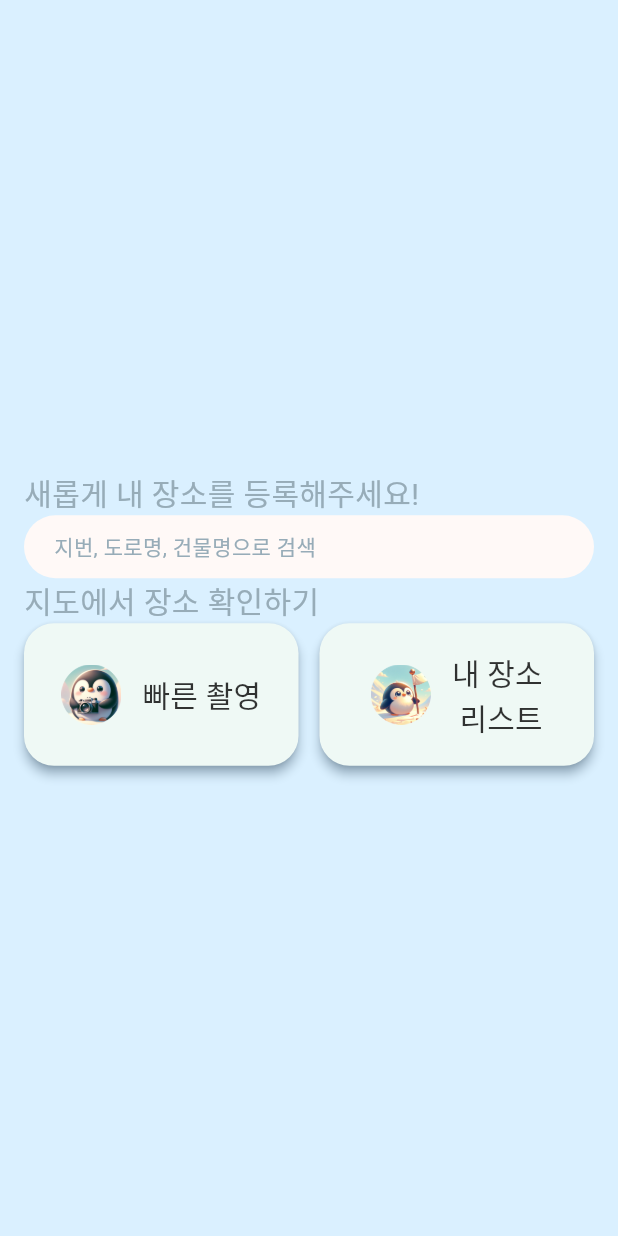
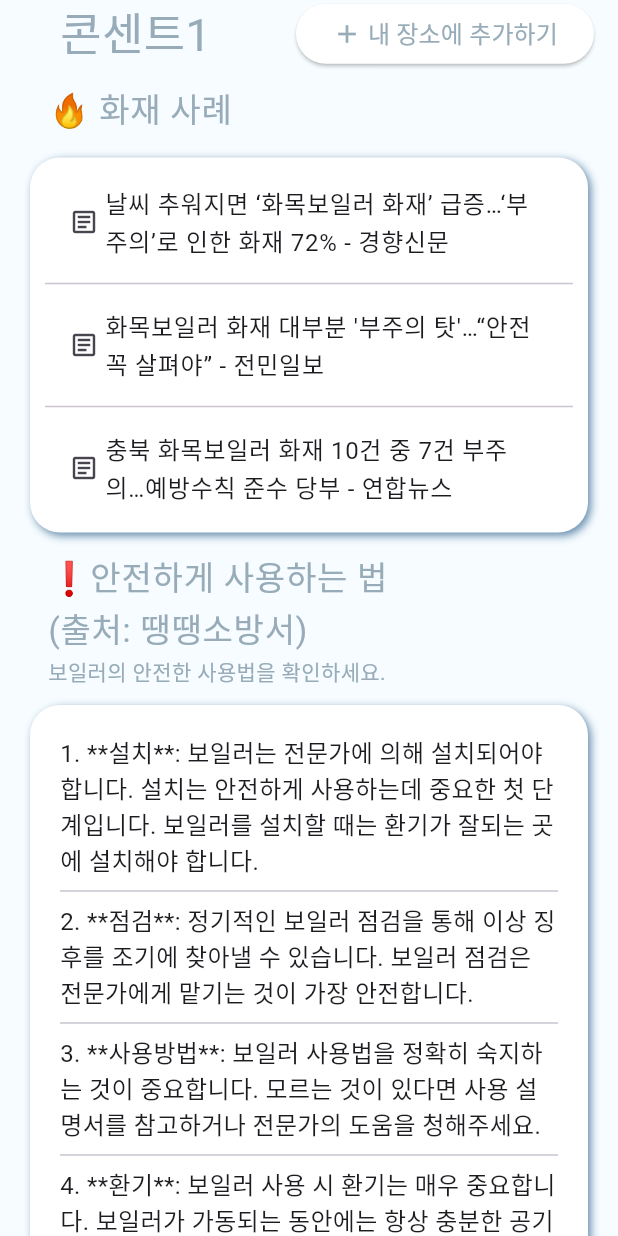
Before and after one commit to byeori-moon/GSCFront, a Flutter app: the screen it shows after launch, on a phone screen of 412 x 824 dp. Run offline on Flutter 3.47's test engine with Material 3 defaults, Android fonts, the phone set to English and light mode, and no system bars; our stand-ins replace dio, firebase_auth, firebase_core, geolocator, get, google_maps_flutter and 3 more; missing offline and left inert: camerax, flutter_google_places, google_maps_webservice; accounts and stored records are empty; Roboto replaces fonts that are missing (OHSQUARE, OHSQUAREAIR).

Commit message:
feat : 교육화면 추가

```diff
--- a/lib/constant/colors.dart
+++ b/lib/constant/colors.dart
@@ -1,8 +1,8 @@
 import 'package:flutter/material.dart';
 
-const Color BACKGROUND_COLOR=Color(0XFFDAF0FF);
+const Color BACKGROUND_COLOR=Color(0XFFF6FCFF);
 const Color BACKGROUND_SECOND_COLOR=Color(0XFFFFF9F7);
-const Color MAINSCREEN_COLOR=Color(0XFFEFF9F5);
+const Color MAINSCREEN_COLOR=Color(0XFFEDFFF8);
 const Color DEFAULT_YELLOW=Color(0XFFFDFFEF);
 const Color BUTTON_BLUE=Color(0XFF97ACB8);
 const Color BUTTON_WHITE=Color(0XFFFEFDF8);
--- /dev/null
+++ b/lib/controller/object_controller.dart
@@ -0,0 +1,140 @@
+import 'package:get/get.dart';
+
+class FireHazard {
+  final int id;
+  final String object;
+  final int hazardCategory;
+
+  FireHazard({
+    required this.id,
+    required this.object,
+    required this.hazardCategory,
+  });
+
+  factory FireHazard.fromJson(Map<String, dynamic> json) {
+    return FireHazard(
+      id: json['id'],
+      object: json['object'],
+      hazardCategory: json['hazard_category'],
+    );
+  }
+}
+class GoogleNewsData {
+  final String title;
+  final String link;
+
+  GoogleNewsData({required this.title, required this.link});
+
+  factory GoogleNewsData.fromJson(Map<String, dynamic> json) {
+    return GoogleNewsData(
+      title: json['title'],
+      link: json['link'],
+    );
+  }
+}
+class ScholarlyData {
+  final String title;
+  final List<String> authors;
+  final String pubYear;
+  final String venue;
+  final String abstract;
+  final String pubUrl;
+
+  ScholarlyData({
+    required this.title,
+    required this.authors,
+    required this.pubYear,
+    required this.venue,
+    required this.abstract,
+    required this.pubUrl,
+  });
+
+  factory ScholarlyData.fromJson(Map<String, dynamic> json) {
+    return ScholarlyData(
+      title: json['title'],
+      authors: List<String>.from(json['authors'].split("，")), // Assuming authors are separated by "，"
+      pubYear: json['pub_year'],
+      venue: json['venue'],
+      abstract: json['abstract'],
+      pubUrl: json['pub_url'],
+    );
+  }
+}
+
+class ObjectInformationData{
+  final FireHazard fireHazard;
+  final List<GoogleNewsData> googleNewsData;
+  final List<ScholarlyData> scholarlyData;
+  final String fireSafetyInstructions;
+  final List<String> youtubeVideoLinks;
+
+  ObjectInformationData({
+    required this.fireHazard,
+    required this.googleNewsData,
+    required this.scholarlyData,
+    required this.fireSafetyInstructions,
+    required this.youtubeVideoLinks,
+  });
+
+  factory ObjectInformationData.fromJson(Map<String, dynamic> json) {
+    return ObjectInformationData(
+      fireHazard: FireHazard.fromJson(json['fire_hazard']),
+      googleNewsData: (json['google_news_data'] as List)
+          .map((e) => GoogleNewsData.fromJson(e))
+          .toList(),
+      scholarlyData: (json['scholarly_data'] as List)
+          .map((e) => ScholarlyData.fromJson(e))
+          .toList(),
+      fireSafetyInstructions: json['fire_safety_instructions'],
+      youtubeVideoLinks: List<String>.from(json['youtube_video_links']),
+    );
+  }
+}
+
+
+class ObjectController extends GetxController {
+  var data={
+    "fire_hazard": {
+      "id": 8,
+      "object": "화목보일러",
+      "hazard_category": 3
+    },
+    "google_news_data": [
+      {
+        "title": "날씨 추워지면 ‘화목보일러 화재’ 급증…‘부주의’로 인한 화재 72% - 경향신문",
+        "link": "https://news.google.com/rss/articles/CBMiLGh0dHBzOi8vbS5raGFuLmNvLmtyL2FydGljbGUvMjAyMzEwMTIwOTU3MDAx0gFKaHR0cHM6Ly9tLmtoYW4uY28ua3IvbmF0aW9uYWwvbmF0aW9uYWwtZ2VuZXJhbC9hcnRpY2xlLzIwMjMxMDEyMDk1NzAwMS9hbXA?oc=5"
+      },
+      {
+        "title": "화목보일러 화재 대부분 '부주의 탓'…“안전 꼭 살펴야” - 전민일보",
+        "link": "https://news.google.com/rss/articles/CBMiPGh0dHBzOi8vd3d3Lmplb25taW4uY28ua3IvbmV3cy9hcnRpY2xlVmlldy5odG1sP2lkeG5vPTM3MjMyNdIBAA?oc=5"
+      },
+      {
+        "title": "충북 화목보일러 화재 10건 중 7건 부주의…예방수칙 준수 당부 - 연합뉴스",
+        "link": "https://news.google.com/rss/articles/CBMiL2h0dHBzOi8vd3d3LnluYS5jby5rci92aWV3L0FLUjIwMjMxMDI0MDc5ODAwMDY00gExaHR0cHM6Ly9tLnluYS5jby5rci9hbXAvdmlldy9BS1IyMDIzMTAyNDA3OTgwMDA2NA?oc=5"
+      }
+    ],
+    "youtube_video_links": [
+      "Wzi3ED5baxE"
+    ],
+    "fire_safety_instructions": "1. **설치**: 보일러는 전문가에 의해 설치되어야 합니다. 설치는 안전하게 사용하는데 중요한 첫 단계입니다. 보일러를 설치할 때는 환기가 잘되는 곳에 설치해야 합니다.\r\n2. **점검**: 정기적인 보일러 점검을 통해 이상 징후를 조기에 찾아낼 수 있습니다. 보일러 점검은 전문가에게 맡기는 것이 가장 안전합니다.\r\n3. **사용방법**: 보일러 사용법을 정확히 숙지하는 것이 중요합니다. 모르는 것이 있다면 사용 설명서를 참고하거나 전문가의 도움을 청해주세요.\r\n4. **환기**: 보일러 사용 시 환기는 매우 중요합니다. 보일러가 가동되는 동안에는 항상 충분한 공기 공급이 이루어지도록 해야 합니다.\r\n5. **화재 예방**: 보일러 주변에는 가연성 물질을 두지 않아야 합니다. 또한, 보일러가 작동 중일 때는 절대로 불꽃을 가까이하지 마세요.\r\n6. **보일러 꺼짐**: 보일러를 사용하지 않을 때는 반드시 가스를 차단하고 전원을 끄는 것이 안전합니다.",
+    "scholarly_data": [
+      {
+        "title": "화목보일러 화재위험성 연구",
+        "authors": "홍석봉， 신홍수， 민대성， 곽맹걸",
+        "pub_year": "2014",
+        "venue": "한국화재조사학회 학술대회",
+        "abstract": "wood boiler can also fire by increasing. This study was to investigate the fire prevention  measures are Eastern Fire Department fire investigators an...",
+        "pub_url": "https://www.earticle.net/Article/A234440"
+      }
+    ]
+  };
+
+  late ObjectInformationData objectInformationData;
+  @override
+  void onInit() {
+    // TODO: implement onInit
+    super.onInit();
+    objectInformationData = ObjectInformationData.fromJson(data);
+
+  }
+}
--- a/lib/main.dart
+++ b/lib/main.dart
@@ -1,6 +1,8 @@
+import 'package:camera_pj/constant/colors.dart';
 import 'package:camera_pj/pages/camera.dart';
 import 'package:camera_pj/pages/main_page.dart';
 import 'package:camera_pj/screen/home_screen.dart';
+import 'package:camera_pj/screen/information_screen.dart';
 import 'package:camera_pj/screen/login_screen.dart';
 import 'package:firebase_core/firebase_core.dart';
 import 'package:flutter/material.dart';
@@ -11,7 +13,12 @@ void main() async {
   await Firebase.initializeApp();
   runApp(
     GetMaterialApp(
-      home: MainPage(),
+      theme: ThemeData(
+        shadowColor: SHADOW_BLUE,
+        fontFamily: 'SQUAREAIR'
+      ),
+
+      home: InformationScreen(),
     ),
   );
 }
--- a/lib/pages/main_page.dart
+++ b/lib/pages/main_page.dart
@@ -90,8 +90,8 @@ class MainPage extends StatelessWidget {
                         children: [
                           Image.asset(
                             'asset/img/camera_penguin.png',
-                            height: 40,
-                            width: 40,
+                            height: 50,
+                            width: 50,
                           ),
                           SizedBox(width: 14,),
                           Text(
@@ -129,8 +129,8 @@ class MainPage extends StatelessWidget {
                         children: [
                           Image.asset(
                             'asset/img/flag_penguin.png',
-                            height: 40,
-                            width: 40,
+                            height: 50,
+                            width: 50,
                           ),
                           SizedBox(width: 14,),
                           Text(
--- /dev/null
+++ b/lib/screen/information_screen.dart
@@ -0,0 +1,333 @@
+import 'package:camera_pj/constant/colors.dart';
+import 'package:camera_pj/controller/object_controller.dart';
+import 'package:flutter/material.dart';
+import 'package:get/get.dart';
+import 'package:url_launcher/url_launcher.dart';
+import 'package:webview_flutter/webview_flutter.dart';
+import 'package:youtube_player_flutter/youtube_player_flutter.dart';
+
+class InformationScreen extends StatefulWidget {
+  @override
+  State<InformationScreen> createState() => _InformationScreenState();
+}
+
+class _InformationScreenState extends State<InformationScreen> {
+  final ObjectController objectController = Get.put(ObjectController());
+
+  void _launchUrl(Uri url) async {
+    if (!await launchUrl(url)) {
+      throw 'Could not launch $url';
+    }
+  }
+
+  @override
+  Widget build(BuildContext context) {
+    List<String> lines = objectController
+        .objectInformationData.fireSafetyInstructions
+        .split('\n');
+    final YoutubePlayerController _con = YoutubePlayerController(
+      initialVideoId:
+          objectController.objectInformationData.youtubeVideoLinks[0],
+      flags: const YoutubePlayerFlags(
+        autoPlay: false,
+        mute: false,
+      ),
+    );
+    return Scaffold(
+      backgroundColor: BACKGROUND_COLOR,
+      body: ListView(
+        children: [
+          Padding(
+            padding: const EdgeInsets.only(left: 40.0, right: 16.0),
+            child: Row(
+              mainAxisAlignment: MainAxisAlignment.spaceBetween,
+              children: [
+                Text(
+                  '콘센트1',
+                  style: TextStyle(
+                      fontFamily: 'OHSQUARE',
+                      fontSize: 30,
+                      color: BUTTON_BLUE),
+                ),
+                SizedBox(
+                  height: 40,
+                  child: ElevatedButton(
+                    style: ElevatedButton.styleFrom(
+                        primary: Colors.white,
+                        onPrimary: BUTTON_BLUE,
+                        shape: RoundedRectangleBorder(
+                          borderRadius: BorderRadius.circular(999),
+                        )),
+                    onPressed: () {},
+                    child: Row(
+                      mainAxisAlignment: MainAxisAlignment.center,
+                      children: [
+                        Icon(
+                          Icons.add,
+                          size: 20,
+                        ),
+                        SizedBox(
+                          width: 4,
+                        ),
+                        Text(
+                          '내 장소에 추가하기',
+                          style: TextStyle(
+                            fontFamily: 'OHSQUARE',
+                            fontSize: 16,
+                          ),
+                        ),
+                      ],
+                    ),
+                  ),
+                ),
+              ],
+            ),
+          ),
+          Padding(
+            padding: const EdgeInsets.symmetric(horizontal: 16.0),
+            child: Column(
+              children: [
+
+                ListTile(
+                  title: Text(
+                    '🔥 화재 사례',
+                    style: TextStyle(
+                        fontFamily: 'OHSQUARE',
+                        fontSize: 22,
+                        color: BUTTON_BLUE),
+                  ),
+                ),
+                Container(
+                  padding: EdgeInsets.all(10),
+                  margin: EdgeInsets.all(4),
+                  decoration: BoxDecoration(
+                    color: Colors.white,
+                    borderRadius: BorderRadius.circular(20),
+                    boxShadow: [
+                      BoxShadow(
+                        color: SHADOW_BLUE,
+                        blurRadius: 4,
+                        offset: Offset(2, 2), // 그림자의 방향
+                      ),
+                    ],
+                  ),
+                  child: ListView(
+                    shrinkWrap: true,
+                    children: [
+                      ListTile(
+                        title: Row(
+                          children: [
+                            Icon(Icons.article_outlined, size: 20),
+                            SizedBox(width: 4.0),
+                            Expanded(
+                              child: Text(
+                                objectController.objectInformationData
+                                    .googleNewsData[0].title,
+                                maxLines: 2,
+                                overflow: TextOverflow.ellipsis,
+                                style: TextStyle(
+                                    fontSize: 16.0, fontFamily: 'OHSQUAREAIR'),
+                              ),
+                            ),
+                          ],
+                        ),
+                        onTap: () => Navigator.push(
+                          context,
+                          MaterialPageRoute(
+                            builder: (context) => NewsWebView(objectController
+                                .objectInformationData.googleNewsData[0].link),
+                          ),
+                        ),
+                      ),
+                      Divider(),
+                      ListTile(
+                        title: Row(
+                          children: [
+                            Icon(Icons.article_outlined, size: 20),
+                            SizedBox(width: 4.0),
+                            Expanded(
+                              child: Text(
+                                objectController.objectInformationData
+                                    .googleNewsData[1].title,
+                                maxLines: 2,
+                                overflow: TextOverflow.ellipsis,
+                                style: TextStyle(
+                                    fontSize: 16.0, fontFamily: 'OHSQUAREAIR'),
+                              ),
+                            ),
+                          ],
+                        ),
+                        onTap: () => Navigator.push(
+                          context,
+                          MaterialPageRoute(
+                            builder: (context) => NewsWebView(objectController
+                                .objectInformationData.googleNewsData[1].link),
+                          ),
+                        ),
+                      ),
+                      Divider(),
+                      ListTile(
+                        title: Row(
+                          children: [
+                            Icon(Icons.article_outlined, size: 20),
+                            SizedBox(width: 4.0),
+                            Expanded(
+                              child: Text(
+                                objectController.objectInformationData
+                                    .googleNewsData[2].title,
+                                maxLines: 2,
+                                overflow: TextOverflow.ellipsis,
+                                style: TextStyle(
+                                    fontSize: 16.0, fontFamily: 'OHSQUAREAIR'),
+                              ),
+                            ),
+                          ],
+                        ),
+                        onTap: () => Navigator.push(
+                          context,
+                          MaterialPageRoute(
+                            builder: (context) => NewsWebView(objectController
+                                .objectInformationData.googleNewsData[2].link),
+                          ),
+                        ),
+                      ),
+                    ],
+                  ),
+                ),
+                ListTile(
+                  title: Text(
+                    '❗️안전하게 사용하는 법 \n(출처: 땡땡소방서)',
+                    style: TextStyle(
+                        fontFamily: 'OHSQUARE',
+                        fontSize: 22,
+                        color: BUTTON_BLUE),
+                  ),
+                  subtitle: Text(
+                    '보일러의 안전한 사용법을 확인하세요.',
+                    style: TextStyle(
+                        fontFamily: 'OHSQUAREAIR',
+                        fontSize: 14,
+                        color: BUTTON_BLUE),
+                  ),
+                ),
+                Container(
+                  padding: EdgeInsets.all(20),
+                  margin: EdgeInsets.all(4),
+                  decoration: BoxDecoration(
+                    color: Colors.white,
+                    borderRadius: BorderRadius.circular(20),
+                    boxShadow: [
+                      BoxShadow(
+                        color: SHADOW_BLUE,
+                        blurRadius: 4,
+                        offset: Offset(2, 2), // 그림자의 방향
+                      ),
+                    ],
+                  ),
+                  child: Column(
+                    children: lines
+                        .map((line) => Column(
+                              children: [
+                                Text(
+                                  line,
+                                  style: TextStyle(
+                                      fontSize: 16.0,
+                                      fontFamily: 'OHSQUAREAIR'),
+                                ),
+                                if (line != lines.last) Divider(),
+                              ],
+                            ))
+                        .toList(),
+                  ),
+                ),
+                ListTile(
+                  title: Text(
+                    '📺 관련 Youtube 동영상',
+                    style: TextStyle(
+                        fontFamily: 'OHSQUARE',
+                        fontSize: 22,
+                        color: BUTTON_BLUE),
+                  ),
+                  subtitle: Text(
+                    '관련 동영상을 시청하세요.',
+                    style: TextStyle(
+                        fontFamily: 'OHSQUAREAIR',
+                        fontSize: 14,
+                        color: BUTTON_BLUE),
+                  ),
+                ),
+                YoutubePlayer(
+                  controller: _con,
+                ),
+                DataTable(
+                  columnSpacing: 38.0, // 열 간격 조정
+                  columns: [
+                    DataColumn(label: Text('제목')),
+                    DataColumn(label: Text('저자')),
+                    DataColumn(label: Text('출판연도')),
+                    DataColumn(label: Text('출판처')),
+                    DataColumn(label: Text('요약')),
+                    DataColumn(label: Text('링크')),
+                  ],
+                  rows: objectController.objectInformationData.scholarlyData
+                      .map<DataRow>((data) => DataRow(
+                            cells: [
+                              DataCell(Text(data.title)),
+                              DataCell(Text(
+                                  data.authors.join(', '))), // 저자들을 쉼표로 구분하여 나열
+                              DataCell(Text(data.pubYear)),
+                              DataCell(Text(data.venue)),
+                              DataCell(Text(data.abstract)),
+                              DataCell(IconButton(
+                                icon: Icon(Icons.link),
+                                onPressed: () {
+                                  // 여기에 URL을 열기 위한 로직 구현, 예: launchUrl(Uri.parse(data.pubUrl));
+                                },
+                              )),
+                            ],
+                          ))
+                      .toList(),
+                ),
+              ],
+            ),
+          ),
+          Image.asset('asset/img/default_character_bottom.png'),
+        ],
+      ),
+    );
+  }
+}
+
+class NewsWebView extends StatefulWidget {
+  final String url;
+
+  NewsWebView(this.url);
+
+  @override
+  State<NewsWebView> createState() => _NewsWebViewState();
+}
+
+class _NewsWebViewState extends State<NewsWebView> {
+  late Uri newsUrl; // 변경된 부분: Uri 타입의 late 변수 선언
+
+  @override
+  void initState() {
+    super.initState();
+    newsUrl = Uri.parse(widget.url); // 여기에서 widget.url을 사용하여 Uri를 초기화
+  }
+
+  @override
+  Widget build(BuildContext context) {
+    WebViewController controller = WebViewController()
+      ..setJavaScriptMode(JavaScriptMode.unrestricted)
+      ..loadRequest(newsUrl);
+    return Scaffold(
+      appBar: AppBar(
+        title: Text('뉴스 내용'),
+      ),
+      body: WebViewWidget(
+        controller: controller,
+      ),
+    );
+  }
+}
--- a/pubspec.yaml
+++ b/pubspec.yaml
@@ -45,6 +45,9 @@ dependencies:
   google_sign_in: ^6.2.1
   firebase_core: ^2.25.4
   firebase_auth: ^4.17.4
+  url_launcher: ^6.2.4
+  webview_flutter: ^4.0.0
+  youtube_player_flutter: ^8.1.2
 
 dev_dependencies:
   flutter_test:
```
Also changed, not shown: pubspec.lock, 5 other files.
